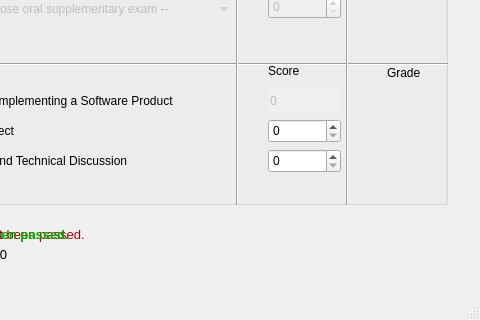
Before: the Qt Designer form en_GB.ui in LF11-Projekte/IHK-telosCalc, drawn with Qt 5; both pictures show x 143 to 623 and y 445 to 765 of the 623 by 765 pixel window.
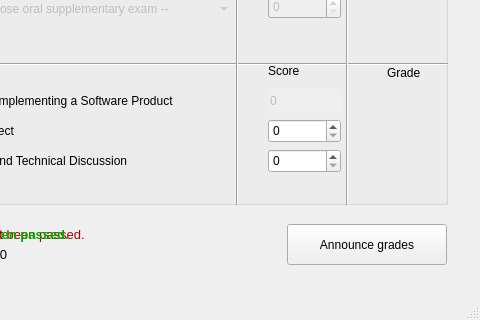
After: the same form once the commit is applied. Icons and pictures are not drawn.

Commit message: Add "Announce Grades" button and enhance speech output functionality

Patch:
```diff
--- a/en_GB.ui
+++ b/en_GB.ui
@@ -1076,6 +1076,25 @@
      <string>&lt;html&gt;&lt;head/&gt;&lt;body&gt;&lt;p&gt;&lt;span style=&quot; font-size:10pt; font-weight:700; color:#00aa00;&quot;&gt;The exam has been passed.&lt;/span&gt;&lt;/p&gt;&lt;/body&gt;&lt;/html&gt;</string>
     </property>
    </widget>
+   <widget class="QPushButton" name="btnAnnounceGrades">
+    <property name="geometry">
+     <rect>
+      <x>430</x>
+      <y>650</y>
+      <width>160</width>
+      <height>41</height>
+     </rect>
+    </property>
+    <property name="focusPolicy">
+     <enum>Qt::FocusPolicy::StrongFocus</enum>
+    </property>
+    <property name="text">
+     <string>Announce grades</string>
+    </property>
+    <property name="icon">
+     <iconset theme="QIcon::ThemeIcon::AudioVolumeHigh"/>
+    </property>
+   </widget>
   </widget>
   <widget class="QMenuBar" name="menubar">
    <property name="geometry">
```
Left out of the diff: 8 changed lines with no effect on the pictures. The commit also changes 3 other files.
